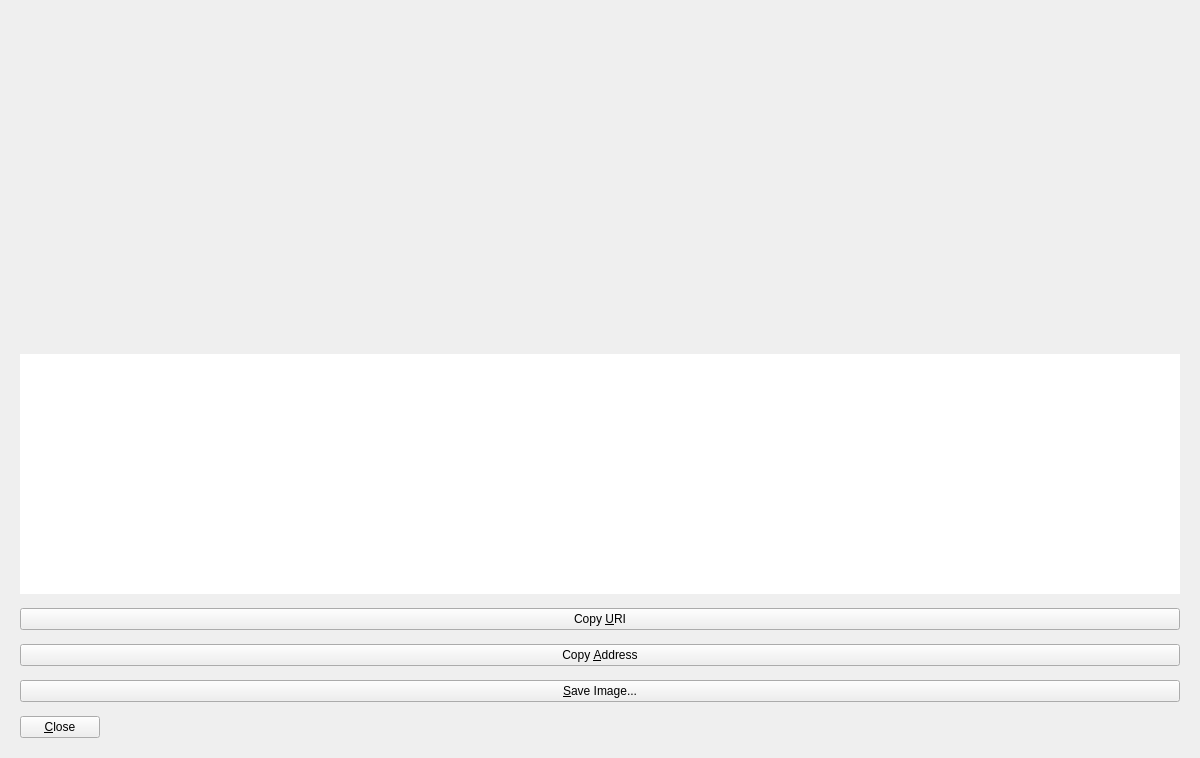
The window that src/qt/forms/receiverequestdialog.ui (firoorg/firo) describes before a commit, drawn with Qt 5.
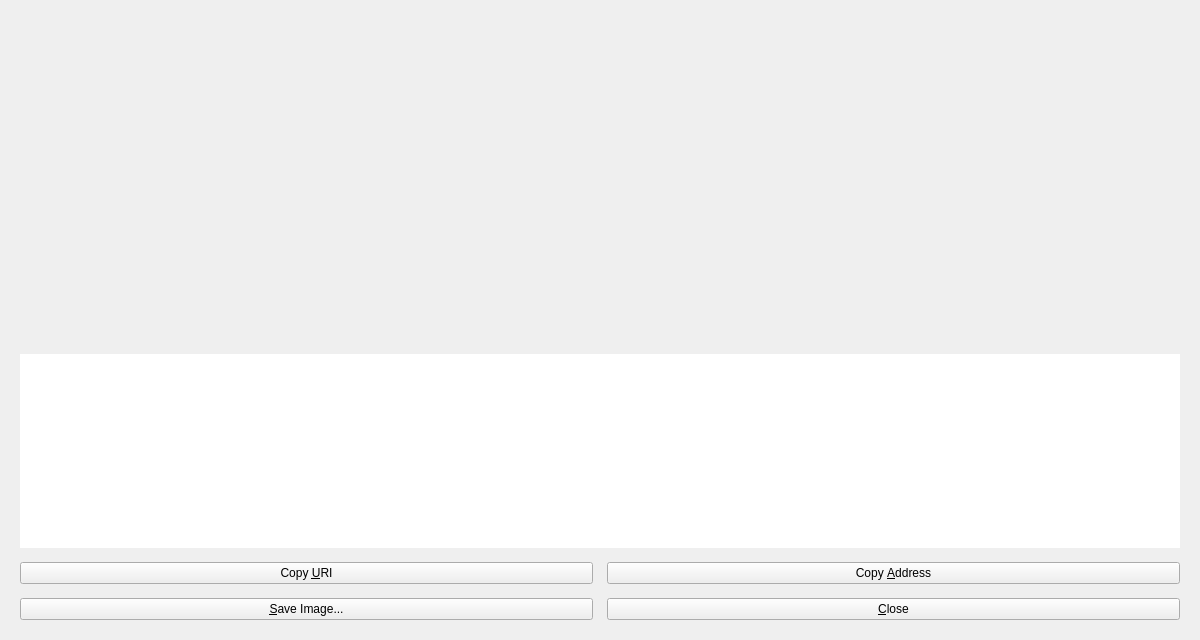
The same window after the commit. Custom widgets are drawn as their Qt base class.

What changed in the file:
```diff
--- a/src/qt/forms/receiverequestdialog.ui
+++ b/src/qt/forms/receiverequestdialog.ui
@@ -65,7 +65,7 @@
      <property name="minimumSize">
       <size>
        <width>0</width>
-       <height>240</height>
+       <height>160</height>
       </size>
      </property>
      <property name="frameShape">
@@ -83,8 +83,8 @@
     </widget>
    </item>
    <item>
-    <layout class="QVBoxLayout" name="actionButtonsLayout">
-     <item>
+    <layout class="QGridLayout" name="actionButtonsLayout">
+     <item row="0" column="0">
       <widget class="QPushButton" name="btnCopyURI">
        <property name="text">
         <string>Copy &amp;URI</string>
@@ -94,7 +94,7 @@
        </property>
       </widget>
      </item>
-     <item>
+     <item row="0" column="1">
       <widget class="QPushButton" name="btnCopyAddress">
        <property name="text">
         <string>Copy &amp;Address</string>
@@ -104,7 +104,7 @@
        </property>
       </widget>
      </item>
-     <item>
+     <item row="1" column="0">
       <widget class="QPushButton" name="btnSaveAs">
        <property name="text">
         <string>&amp;Save Image...</string>
@@ -114,11 +114,7 @@
        </property>
       </widget>
      </item>
-    </layout>
-   </item>
-   <item>
-    <layout class="QHBoxLayout" name="horizontalLayoutClose">
-     <item>
+     <item row="1" column="1">
       <widget class="QPushButton" name="closeButton">
        <property name="text">
         <string>&amp;Close</string>
@@ -128,19 +124,6 @@
        </property>
       </widget>
      </item>
-     <item>
-      <spacer name="horizontalSpacer_3">
-       <property name="orientation">
-        <enum>Qt::Horizontal</enum>
-       </property>
-       <property name="sizeHint" stdset="0">
-        <size>
-         <width>40</width>
-         <height>20</height>
-        </size>
-       </property>
-      </spacer>
-     </item>
     </layout>
    </item>
   </layout>
```
